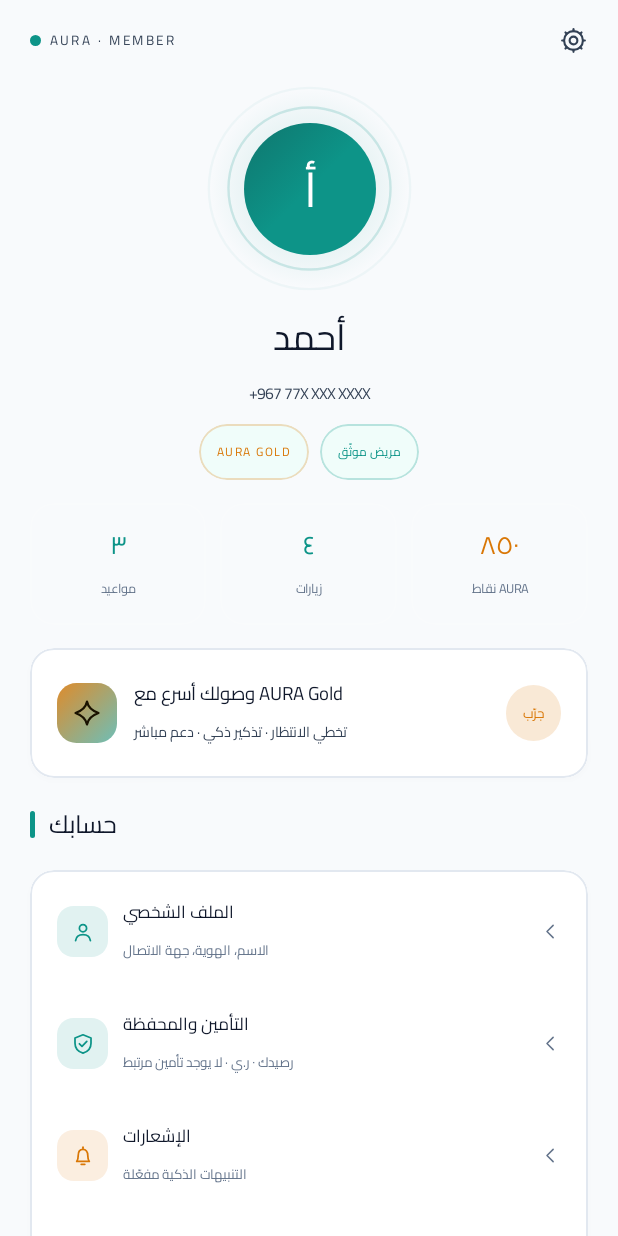
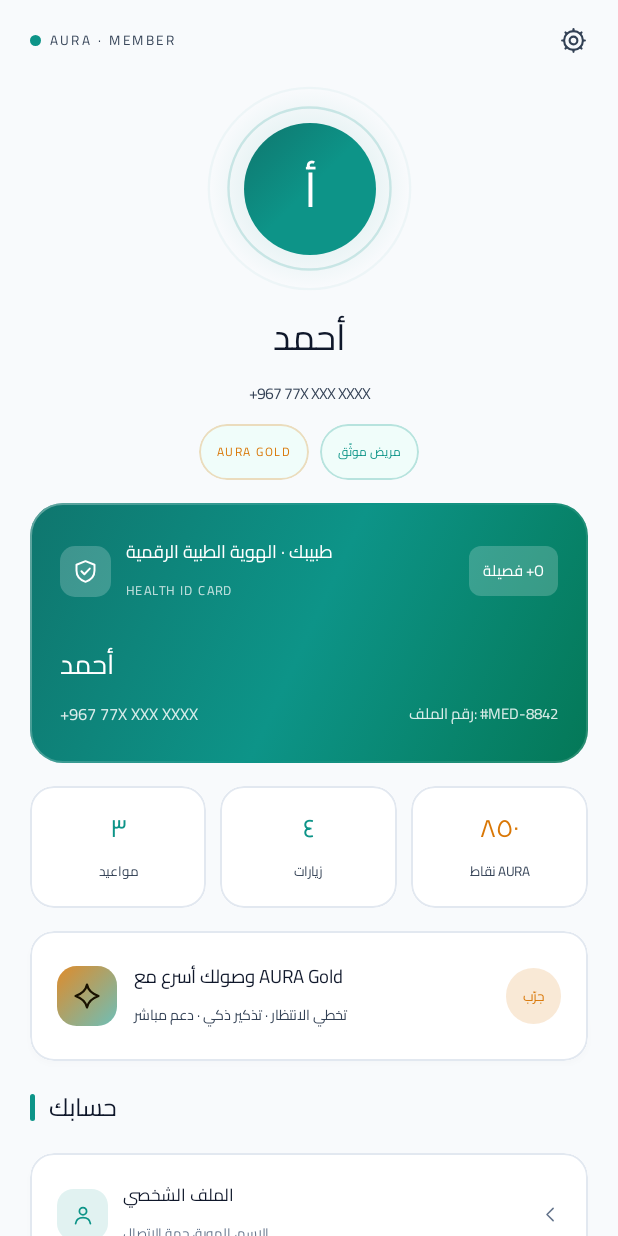
Before and after one commit to Alhaking1/medical-clinic-system, an Android app built with Jetpack Compose: the composable AuraProfileScreen called with empty values, on a phone screen of 412 x 824 dp. Run offline under Robolectric (Android 15) with nearby library versions, the phone set to English and light mode, and no system bars; 1 statement that could not run was skipped.

Commit message:
Elevate Patient App UI: Light-luxury booking bar, Digital Health Card, and crisp high-contrast cards

```diff
--- a/apps/patient-app/app/src/main/java/com/medical/clinic/aura/screens/AuraHomeScreen.kt
+++ b/apps/patient-app/app/src/main/java/com/medical/clinic/aura/screens/AuraHomeScreen.kt
@@ -1305,7 +1305,7 @@ private fun GpsVerificationDialog(
                     .clip(RoundedCornerShape(18.dp))
                     .background(
                         Brush.radialGradient(
-                            listOf(palette.emerald.copy(alpha = 0.28f), Color(0xFF070A12))
+                            listOf(palette.emerald.copy(alpha = 0.15f), Color(0xFFF1F5F9))
                         )
                     ),
                 contentAlignment = Alignment.Center
--- a/apps/patient-app/app/src/main/java/com/medical/clinic/aura/screens/AuraSecondaryScreens.kt
+++ b/apps/patient-app/app/src/main/java/com/medical/clinic/aura/screens/AuraSecondaryScreens.kt
@@ -232,8 +232,8 @@ private fun TabSwitcher(tabs: List<String>, selected: Int, onSelect: (Int) -> Un
         Modifier
             .fillMaxWidth()
             .clip(RoundedCornerShape(18.dp))
-            .background(Color.White.copy(alpha = 0.05f))
-            .border(1.dp, Color.White.copy(alpha = 0.10f), RoundedCornerShape(18.dp))
+            .background(Color(0xFFF1F5F9))
+            .border(1.dp, Color(0xFFE2E8F0), RoundedCornerShape(18.dp))
             .padding(4.dp)
     ) {
         tabs.forEachIndexed { index, title ->
@@ -243,8 +243,8 @@ private fun TabSwitcher(tabs: List<String>, selected: Int, onSelect: (Int) -> Un
                     .weight(1f)
                     .clip(RoundedCornerShape(14.dp))
                     .background(
-                        if (active) Brush.horizontalGradient(listOf(palette.teal, palette.violet))
-                        else Brush.horizontalGradient(listOf(Color.Transparent, Color.Transparent))
+                        if (active) palette.teal
+                        else Color.Transparent
                     )
                     .clickable { onSelect(index) }
                     .padding(vertical = 10.dp),
@@ -252,7 +252,7 @@ private fun TabSwitcher(tabs: List<String>, selected: Int, onSelect: (Int) -> Un
             ) {
                 Text(
                     title,
-                    color = if (active) Color(0xFF04120F) else palette.textSecondary,
+                    color = if (active) Color.White else palette.textSecondary,
                     fontFamily = Cairo,
                     fontSize = 11.sp,
                     fontWeight = if (active) FontWeight.Bold else FontWeight.Medium
@@ -899,6 +899,14 @@ fun AuraProfileScreen(
             }
 
             item {
+                DigitalHealthCard(
+                    name = name,
+                    phone = phone,
+                    modifier = Modifier.padding(horizontal = 20.dp)
+                )
+            }
+
+            item {
                 Row(
                     Modifier
                         .fillMaxWidth()
@@ -1080,13 +1088,13 @@ private fun MiniStat(value: String, label: String, color: Color, modifier: Modif
     Column(
         modifier
             .clip(RoundedCornerShape(16.dp))
-            .background(Color.White.copy(alpha = 0.05f))
-            .border(1.dp, Color.White.copy(alpha = 0.09f), RoundedCornerShape(16.dp))
+            .background(Color.White)
+            .border(1.dp, Color(0xFFE2E8F0), RoundedCornerShape(16.dp))
             .padding(vertical = 12.dp),
         horizontalAlignment = Alignment.CenterHorizontally
     ) {
         Text(value, color = color, fontFamily = Cairo, fontWeight = FontWeight.Black, fontSize = 17.sp)
-        Text(label, color = palette.textMuted, fontFamily = Cairo, fontSize = 8.5.sp)
+        Text(label, color = palette.textSecondary, fontFamily = Cairo, fontSize = 9.sp, fontWeight = FontWeight.Bold)
     }
 }
 
@@ -1132,6 +1140,121 @@ private fun DividerLine() {
             .fillMaxWidth()
             .padding(horizontal = 12.dp)
             .height(1.dp)
-            .background(Color.White.copy(alpha = 0.05f))
+            .background(Color(0xFFE2E8F0))
     )
 }
+
+@Composable
+private fun DigitalHealthCard(name: String, phone: String?, modifier: Modifier = Modifier) {
+    val palette = LocalAuraPalette.current
+    Box(
+        modifier = modifier
+            .fillMaxWidth()
+            .clip(RoundedCornerShape(22.dp))
+            .background(
+                Brush.linearGradient(
+                    listOf(
+                        Color(0xFF0F766E),
+                        Color(0xFF0D9488),
+                        Color(0xFF047857)
+                    )
+                )
+            )
+            .border(
+                1.dp,
+                Brush.linearGradient(
+                    listOf(
+                        Color.White.copy(alpha = 0.35f),
+                        Color.Transparent,
+                        Color.White.copy(alpha = 0.15f)
+                    )
+                ),
+                RoundedCornerShape(22.dp)
+            )
+            .padding(20.dp)
+    ) {
+        Column {
+            Row(
+                modifier = Modifier.fillMaxWidth(),
+                horizontalArrangement = Arrangement.SpaceBetween,
+                verticalAlignment = Alignment.CenterVertically
+            ) {
+                Row(verticalAlignment = Alignment.CenterVertically) {
+                    Box(
+                        Modifier
+                            .size(34.dp)
+                            .clip(RoundedCornerShape(10.dp))
+                            .background(Color.White.copy(alpha = 0.2f)),
+                        contentAlignment = Alignment.Center
+                    ) {
+                        AuraIcon(AuraGlyph.Shield, null, size = 18.dp, tint = Color.White)
+                    }
+                    Spacer(Modifier.width(10.dp))
+                    Column {
+                        Text(
+                            "طبيبك · الهوية الطبية الرقمية",
+                            color = Color.White,
+                            fontFamily = Cairo,
+                            fontWeight = FontWeight.Bold,
+                            fontSize = 12.sp
+                        )
+                        Text(
+                            "HEALTH ID CARD",
+                            color = Color.White.copy(alpha = 0.75f),
+                            fontFamily = Cairo,
+                            fontSize = 8.5.sp,
+                            letterSpacing = 1.sp
+                        )
+                    }
+                }
+                Box(
+                    Modifier
+                        .clip(RoundedCornerShape(8.dp))
+                        .background(Color.White.copy(alpha = 0.2f))
+                        .padding(horizontal = 9.dp, vertical = 4.dp)
+                ) {
+                    Text(
+                        "فصيلة +O",
+                        color = Color.White,
+                        fontFamily = Cairo,
+                        fontWeight = FontWeight.Bold,
+                        fontSize = 10.sp
+                    )
+                }
+            }
+
+            Spacer(Modifier.height(20.dp))
+
+            Text(
+                name,
+                color = Color.White,
+                fontFamily = Cairo,
+                fontWeight = FontWeight.Black,
+                fontSize = 18.sp
+            )
+
+            Spacer(Modifier.height(4.dp))
+
+            Row(
+                modifier = Modifier.fillMaxWidth(),
+                horizontalArrangement = Arrangement.SpaceBetween,
+                verticalAlignment = Alignment.CenterVertically
+            ) {
+                Text(
+                    phone ?: "+967 77X XXX XXXX",
+                    color = Color.White.copy(alpha = 0.85f),
+                    fontFamily = Cairo,
+                    fontWeight = FontWeight.SemiBold,
+                    fontSize = 11.sp
+                )
+                Text(
+                    "رقم الملف: #MED-8842",
+                    color = Color.White.copy(alpha = 0.85f),
+                    fontFamily = Cairo,
+                    fontWeight = FontWeight.SemiBold,
+                    fontSize = 10.sp
+                )
+            }
+        }
+    }
+}
```
Also changed, not shown: apps/patient-app/app/src/main/java/com/medical/clinic/aura/screens/AuraDoctorProfileScreen.kt (+35 -28 lines).
